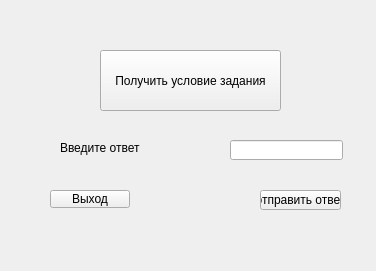
Svyat-OS/HSG_team, file Main_Client/client_332/task4.ui: the form before one commit.
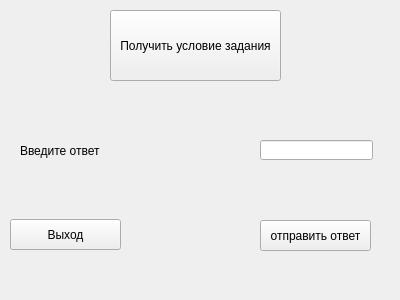
The form after the commit.

Patch:
```diff
--- a/Main_Client/client_332/task4.ui
+++ b/Main_Client/client_332/task4.ui
@@ -6,43 +6,46 @@
    <rect>
     <x>0</x>
     <y>0</y>
-    <width>376</width>
-    <height>271</height>
+    <width>400</width>
+    <height>300</height>
    </rect>
   </property>
   <property name="windowTitle">
    <string>Form</string>
   </property>
-  <widget class="QLineEdit" name="lineEdit">
-   <property name="geometry">
-    <rect>
-     <x>230</x>
-     <y>140</y>
-     <width>113</width>
-     <height>20</height>
-    </rect>
-   </property>
-  </widget>
   <widget class="QPushButton" name="pushButton">
    <property name="geometry">
     <rect>
-     <x>100</x>
-     <y>50</y>
-     <width>181</width>
-     <height>61</height>
+     <x>110</x>
+     <y>10</y>
+     <width>171</width>
+     <height>71</height>
     </rect>
    </property>
    <property name="text">
     <string>Получить условие задания</string>
    </property>
   </widget>
+  <widget class="QLabel" name="label">
+   <property name="geometry">
+    <rect>
+     <x>20</x>
+     <y>140</y>
+     <width>111</width>
+     <height>21</height>
+    </rect>
+   </property>
+   <property name="text">
+    <string>Введите ответ</string>
+   </property>
+  </widget>
   <widget class="QPushButton" name="pushButton_2">
    <property name="geometry">
     <rect>
-     <x>50</x>
-     <y>190</y>
-     <width>80</width>
-     <height>18</height>
+     <x>10</x>
+     <y>219</y>
+     <width>111</width>
+     <height>31</height>
     </rect>
    </property>
    <property name="text">
@@ -53,27 +56,24 @@
    <property name="geometry">
     <rect>
      <x>260</x>
-     <y>190</y>
-     <width>81</width>
-     <height>20</height>
+     <y>220</y>
+     <width>111</width>
+     <height>31</height>
     </rect>
    </property>
    <property name="text">
     <string>отправить ответ</string>
    </property>
   </widget>
-  <widget class="QLabel" name="label">
+  <widget class="QLineEdit" name="lineEdit">
    <property name="geometry">
     <rect>
-     <x>60</x>
+     <x>260</x>
      <y>140</y>
-     <width>121</width>
-     <height>16</height>
+     <width>113</width>
+     <height>20</height>
     </rect>
    </property>
-   <property name="text">
-    <string>Введите ответ</string>
-   </property>
   </widget>
  </widget>
  <resources/>
```
